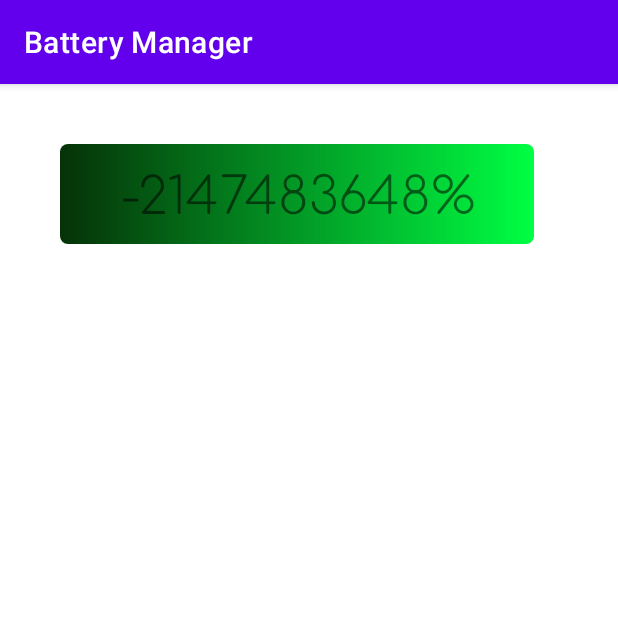
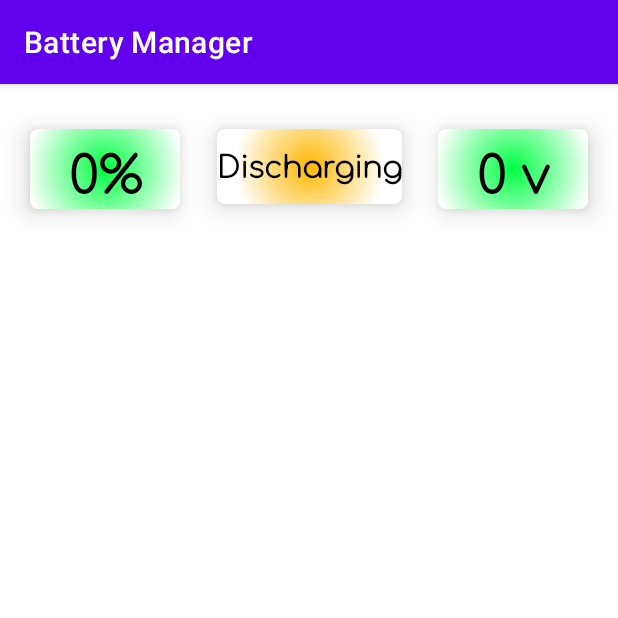
Before and after one commit to BharathJawahar/Battery-Manager-App, an Android app: the screen it shows after launch (MainActivity), on a phone screen of 412 x 824 dp, the top half of it. Run offline under Robolectric (Android 15) with nearby library versions, the phone set to English and light mode, and no system bars.

Commit message:
Review 2

```diff
--- /dev/null
+++ b/app/src/main/res/drawable/battery_percentage_background_blue.xml
@@ -0,0 +1,19 @@
+<?xml version="1.0" encoding="utf-8"?>
+<shape xmlns:android="http://schemas.android.com/apk/res/android"
+    android:shape="rectangle">
+
+    <solid android:color="@color/teal_700"/>
+
+    <size
+        android:height="50dp"
+        android:width="100dp">
+    </size>
+
+    <gradient
+        android:type="radial"
+        android:gradientRadius="100%p"
+        android:startColor="#00a8ff"
+        android:endColor="#ffffff" />
+
+    <corners android:radius="5dp"/>
+</shape>
--- a/app/src/main/res/drawable/round_rect_shape.xml
+++ b/app/src/main/res/drawable/battery_percentage_background_green.xml
@@ -10,10 +10,10 @@
     </size>
 
     <gradient
-        android:type="linear"
-        android:angle="0"
-        android:startColor="#053207"
-        android:endColor="#00ff43" />
+        android:type="radial"
+        android:gradientRadius="100%p"
+        android:startColor="#00ff43"
+        android:endColor="#ffffff" />
 
     <corners android:radius="5dp"/>
 </shape>
--- /dev/null
+++ b/app/src/main/res/drawable/battery_percentage_background_orange.xml
@@ -0,0 +1,19 @@
+<?xml version="1.0" encoding="utf-8"?>
+<shape xmlns:android="http://schemas.android.com/apk/res/android"
+    android:shape="rectangle">
+
+    <solid android:color="@color/teal_700"/>
+
+    <size
+        android:height="50dp"
+        android:width="100dp">
+    </size>
+
+    <gradient
+        android:type="radial"
+        android:gradientRadius="100%p"
+        android:startColor="#ffb700"
+        android:endColor="#ffffff" />
+
+    <corners android:radius="5dp"/>
+</shape>
--- /dev/null
+++ b/app/src/main/res/drawable/battery_percentage_background_red.xml
@@ -0,0 +1,19 @@
+<?xml version="1.0" encoding="utf-8"?>
+<shape xmlns:android="http://schemas.android.com/apk/res/android"
+    android:shape="rectangle">
+
+    <solid android:color="@color/teal_700"/>
+
+    <size
+        android:height="50dp"
+        android:width="100dp">
+    </size>
+
+    <gradient
+        android:type="radial"
+        android:gradientRadius="100%p"
+        android:startColor="#ff0c00"
+        android:endColor="#ffffff" />
+
+    <corners android:radius="5dp"/>
+</shape>
--- /dev/null
+++ b/app/src/main/res/drawable/battery_status_background_orange.xml
@@ -0,0 +1,19 @@
+<?xml version="1.0" encoding="utf-8"?>
+<shape xmlns:android="http://schemas.android.com/apk/res/android"
+    android:shape="rectangle">
+
+    <solid android:color="@color/teal_700"/>
+
+    <size
+        android:height="50dp"
+        android:width="100dp">
+    </size>
+
+    <gradient
+        android:type="radial"
+        android:gradientRadius="100%p"
+        android:startColor="#ffb700"
+        android:endColor="#ffffff" />
+
+    <corners android:radius="5dp"/>
+</shape>
--- a/app/src/main/res/layout/activity_main.xml
+++ b/app/src/main/res/layout/activity_main.xml
@@ -6,31 +6,56 @@
     android:layout_height="match_parent"
     tools:context=".MainActivity">
 
-    <androidx.constraintlayout.widget.ConstraintLayout
-        android:layout_width="wrap_content"
-        android:layout_height="wrap_content"
-        android:layout_marginStart="40dp"
-        android:layout_marginTop="40dp"
-        android:background="@drawable/round_rect_shape"
-        app:layout_constraintStart_toStartOf="parent"
-        app:layout_constraintTop_toTopOf="parent">
-
     <TextView
         android:id="@+id/batteryPercentage"
         android:layout_width="wrap_content"
         android:layout_height="wrap_content"
-            android:layout_marginStart="40dp"
-            android:layout_marginTop="3dp"
-            android:layout_marginEnd="40dp"
-            android:layout_marginBottom="10dp"
+        android:layout_marginStart="20dp"
+        android:layout_marginTop="30dp"
+        android:background="@drawable/battery_percentage_background_green"
+        android:elevation="10dp"
         android:fontFamily="@font/comfortaa_light"
         android:text="0%"
         android:textAlignment="center"
+        android:textColor="#000000"
         android:textSize="34sp"
-            app:layout_constraintBottom_toBottomOf="parent"
+        android:textStyle="bold"
+        app:layout_constraintStart_toStartOf="parent"
+        app:layout_constraintTop_toTopOf="parent" />
+
+    <TextView
+        android:id="@+id/batteryVoltage"
+        android:layout_width="wrap_content"
+        android:layout_height="wrap_content"
+        android:layout_marginTop="30dp"
+        android:layout_marginEnd="20dp"
+        android:background="@drawable/battery_percentage_background_green"
+        android:elevation="10dp"
+        android:fontFamily="@font/comfortaa_light"
+        android:text="0 v"
+        android:textAlignment="center"
+        android:textColor="#000000"
+        android:textSize="34sp"
+        android:textStyle="bold"
+        app:layout_constraintEnd_toEndOf="parent"
+        app:layout_constraintTop_toTopOf="parent" />
+
+    <TextView
+        android:id="@+id/batteryStatus"
+        android:layout_width="wrap_content"
+        android:layout_height="wrap_content"
+        android:layout_marginTop="30dp"
+        android:background="@drawable/battery_status_background_orange"
+        android:elevation="10dp"
+        android:fontFamily="@font/comfortaa_light"
+        android:paddingVertical="7dp"
+        android:text="Discharging"
+        android:textAlignment="center"
+        android:textColor="#000000"
+        android:textSize="20sp"
+        android:textStyle="bold"
         app:layout_constraintEnd_toEndOf="parent"
         app:layout_constraintStart_toStartOf="parent"
         app:layout_constraintTop_toTopOf="parent" />
-    </androidx.constraintlayout.widget.ConstraintLayout>
 
 </androidx.constraintlayout.widget.ConstraintLayout>
```
Also changed, not shown: app/src/main/java/com/example/batterymanager/MainActivity.java (+90 -7 lines), app/src/main/res/drawable/battery_status_background_green.xml (added, +19 -0 lines). Lines whose indentation alone changed are shown as unchanged.
